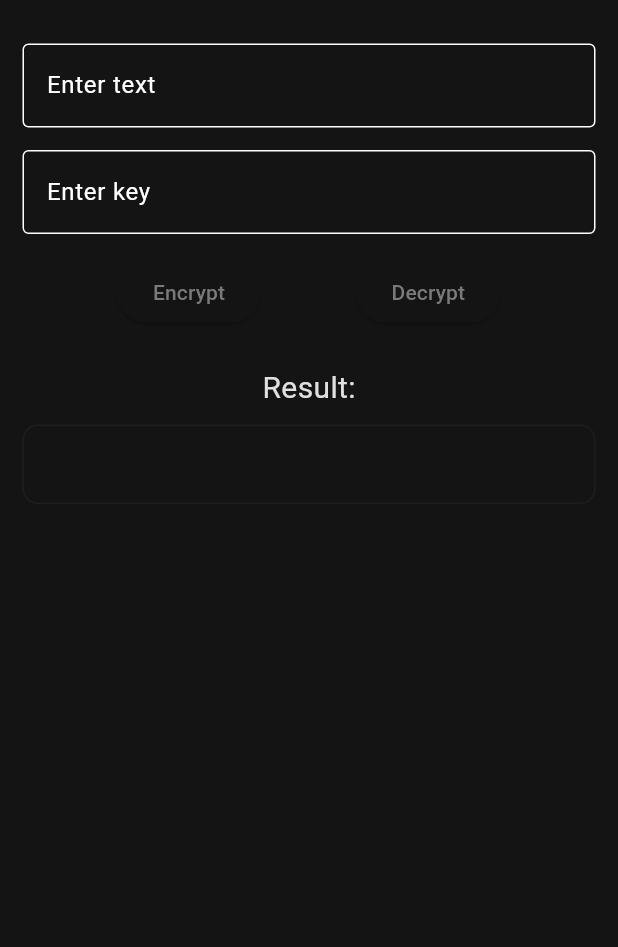
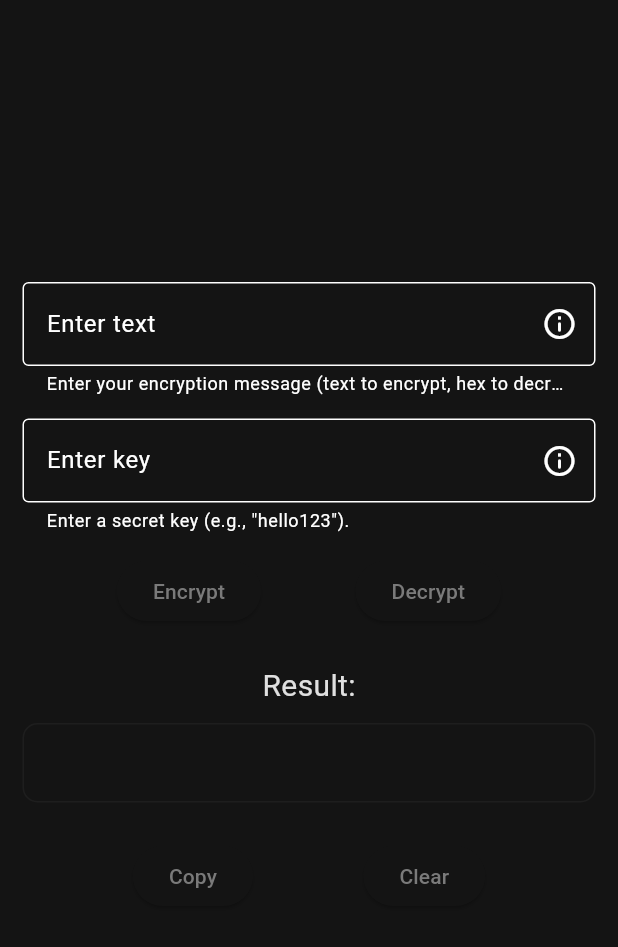
Before and after one commit to InemesitMatthew/HNG-Internship-, a Flutter app: the screen it shows after launch, on a phone screen of 412 x 824 dp, the part 63-1010 px from its top. Run offline on Flutter 3.47's test engine with Material 3 defaults, Android fonts, the phone set to English and light mode, and no system bars.

Commit message:
Enhance README and HomePage UI with detailed features, usage instructions, and clipboard functionality

```diff
--- a/Task1-DataEncryptionDecryption/xorify/lib/pages/home_page.dart
+++ b/Task1-DataEncryptionDecryption/xorify/lib/pages/home_page.dart
@@ -1,4 +1,5 @@
 import 'package:flutter/material.dart';
+import 'package:flutter/services.dart'; // For clipboard functonality.
 import '../utils/encryption.dart';
 
 class HomePage extends StatefulWidget {
@@ -26,6 +27,7 @@ class _HomePageState extends State<HomePage> {
     setState(() {
       _result = encrypt(_inputController.text, _keyController.text);
     });
+    _clearFields();
   }
 
   /// Calls the decrypt function and updates the UI.
@@ -38,6 +40,27 @@ class _HomePageState extends State<HomePage> {
     setState(() {
       _result = decrypt(_inputController.text, _keyController.text);
     });
+    _clearFields();
+  }
+
+  /// Clears the input and key text fields.
+  void _clearFields() {
+    _inputController.clear();
+    _keyController.clear();
+  }
+
+  /// Copies the result to the clipboard.
+  void _handleCopy() {
+    Clipboard.setData(ClipboardData(text: _result));
+    _showSnackBar('Result copied to clipboard.');
+  }
+
+  /// Clears all fields and resets the result.
+  void _handleClearAll() {
+    setState(() {
+      _result = '';
+    });
+    _clearFields();
   }
 
   /// Displays a SnackBar with the given message.
@@ -53,9 +76,13 @@ class _HomePageState extends State<HomePage> {
       appBar: AppBar(
         title: const Text('Xorify'),
       ),
-      body: Padding(
-        padding: const EdgeInsets.all(15.0),
+      body: Center(
+        child: SingleChildScrollView(
+          padding: const EdgeInsets.all(15),
           child: Column(
+            mainAxisAlignment: MainAxisAlignment.center, // Center vertically.
+            crossAxisAlignment:
+                CrossAxisAlignment.center, // Center horizontally.
             children: [
               // Input textfield (for plaintext or ciper text).
               TextField(
@@ -63,6 +90,13 @@ class _HomePageState extends State<HomePage> {
                 decoration: const InputDecoration(
                   labelText: 'Enter text',
                   border: OutlineInputBorder(),
+                  helperText:
+                      'Enter your encryption message (text to encrypt, hex to decrypt).',
+                  suffixIcon: Tooltip(
+                    message:
+                        'Input the message you want to encrypt or decrypt.\nExample: "Hello World"',
+                    child: Icon(Icons.info_outline_rounded),
+                  ),
                 ),
                 maxLines: null,
               ),
@@ -74,6 +108,12 @@ class _HomePageState extends State<HomePage> {
                 decoration: const InputDecoration(
                   labelText: 'Enter key',
                   border: OutlineInputBorder(),
+                  helperText: 'Enter a secret key (e.g., "hello123").',
+                  suffixIcon: Tooltip(
+                    message:
+                        'The key used for the XOR encryption/decryption. \nMake sure it is not empty.',
+                    child: Icon(Icons.info_outline_rounded),
+                  ),
                 ),
               ),
 
@@ -93,6 +133,7 @@ class _HomePageState extends State<HomePage> {
                 ],
               ),
               const SizedBox(height: 25),
+
               // Display the result of the encryption/decryption.
               Text(
                 "Result:",
@@ -119,14 +160,30 @@ class _HomePageState extends State<HomePage> {
                     color: Theme.of(context).colorScheme.inversePrimary,
                     fontSize: 15,
                   ),
+                  textAlign: TextAlign.center,
                 ),
-            )
+              ),
+
+              const SizedBox(height: 25),
+
+              // Row for additional Copy and clear buttons.
+              Row(
+                mainAxisAlignment: MainAxisAlignment.spaceEvenly,
+                children: [
+                  ElevatedButton(
+                    onPressed: _handleCopy,
+                    child: const Text('Copy'),
+                  ),
+                  ElevatedButton(
+                    onPressed: _handleClearAll,
+                    child: const Text('Clear'),
+                  ),
+                ],
+              ),
             ],
           ),
         ),
+      ),
     );
-    // suggestions for improvement:
-    // - Add a button on the result card to copy the result to the clipboard.
-    // - Add a button to clear the input fields.
   }
 }
```
Also changed, not shown: 1 other file. Lines whose indentation alone changed are shown as unchanged.
